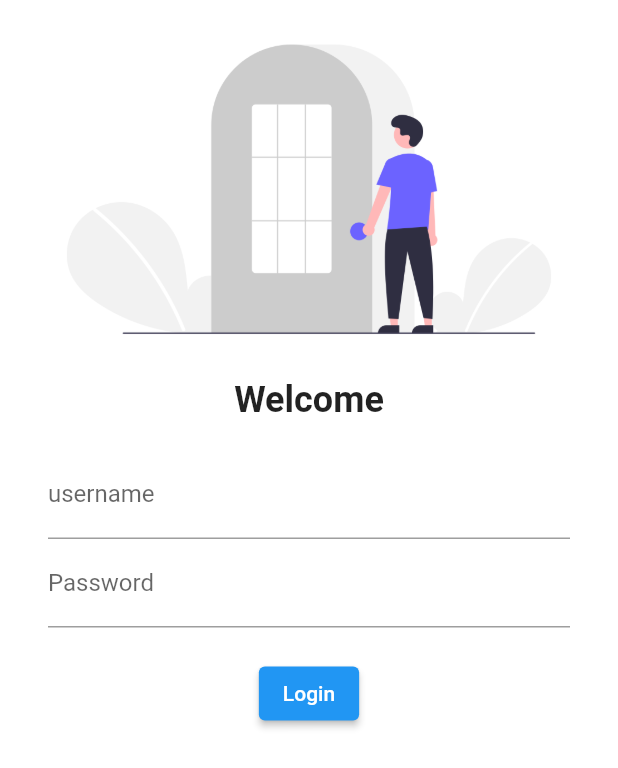
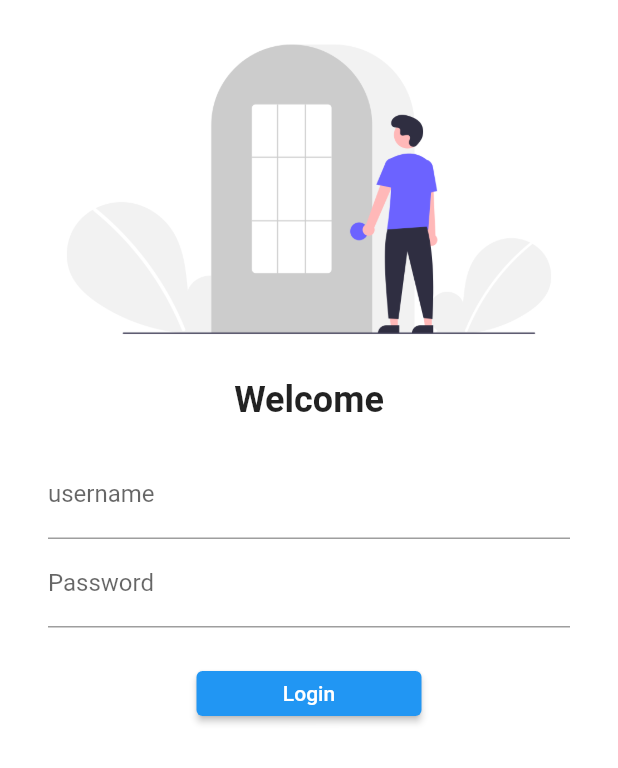
Before and after one commit to Hbilalkhan22/Flutter8_hour_course_Hbilalkhan22, a Flutter app: the screen it shows after launch, on a phone screen of 412 x 824 dp. Shown: the top 768 px of the screen. Run offline on Flutter 3.47's test engine with Material 2 defaults, Android fonts, the phone set to English and light mode, and no system bars; our stand-ins replace google_fonts.

Commit message:
login completed with routes

```diff
--- a/lib/main.dart
+++ b/lib/main.dart
@@ -1,4 +1,5 @@
 import 'package:flutter/material.dart';
+import 'package:untitled/screens/utils/routes/Myroutes.dart';
 import '/screens/login_page.dart';
 import '/screens/home_page.dart';
 import 'package:google_fonts/google_fonts.dart';
@@ -19,7 +20,7 @@ class MyApp extends StatelessWidget{
         fontFamily: GoogleFonts.lato().fontFamily,
       ),
       routes: {
-        // "/":(context) => MyHome(),
+        MyRoutes.homeRoute:(context) => MyHome(),
         "/": (context) => LoginPage(),
 
       },
--- a/lib/screens/login_page.dart
+++ b/lib/screens/login_page.dart
@@ -1,6 +1,7 @@
 import 'dart:ui';
 
 import 'package:flutter/material.dart';
+import 'package:untitled/screens/utils/routes/Myroutes.dart';
 
 class LoginPage extends StatelessWidget {
   const LoginPage({Key? key}) : super(key: key);
@@ -43,8 +44,11 @@ class LoginPage extends StatelessWidget {
                   height: 20,
                 ),
                 ElevatedButton(
-                  onPressed: () {},
+                  onPressed: () {
+                   Navigator.pushNamed(context, MyRoutes.homeRoute);
+                  },
                   child: Text('Login'),
+                  style: TextButton.styleFrom(minimumSize: Size(150,30)),
                 )
               ],
             ),
--- /dev/null
+++ b/lib/screens/utils/routes/Myroutes.dart
@@ -0,0 +1,4 @@
+class MyRoutes{
+  static String loginRoute = "/login";
+  static String homeRoute = "/MyHome";
+}
```
